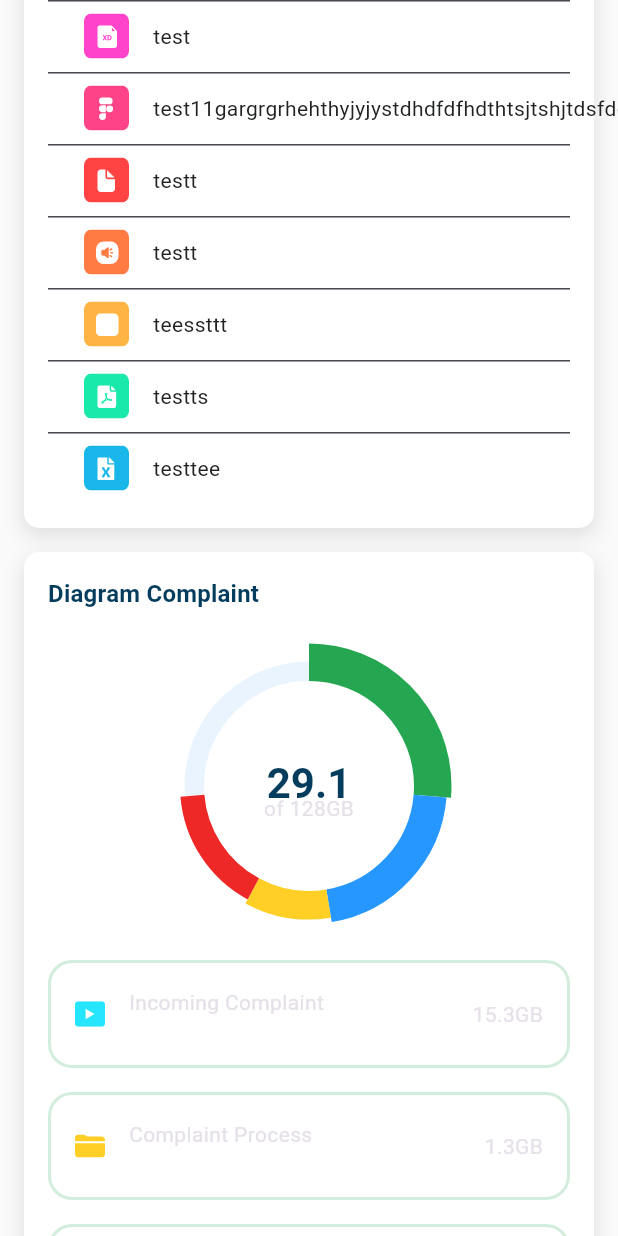
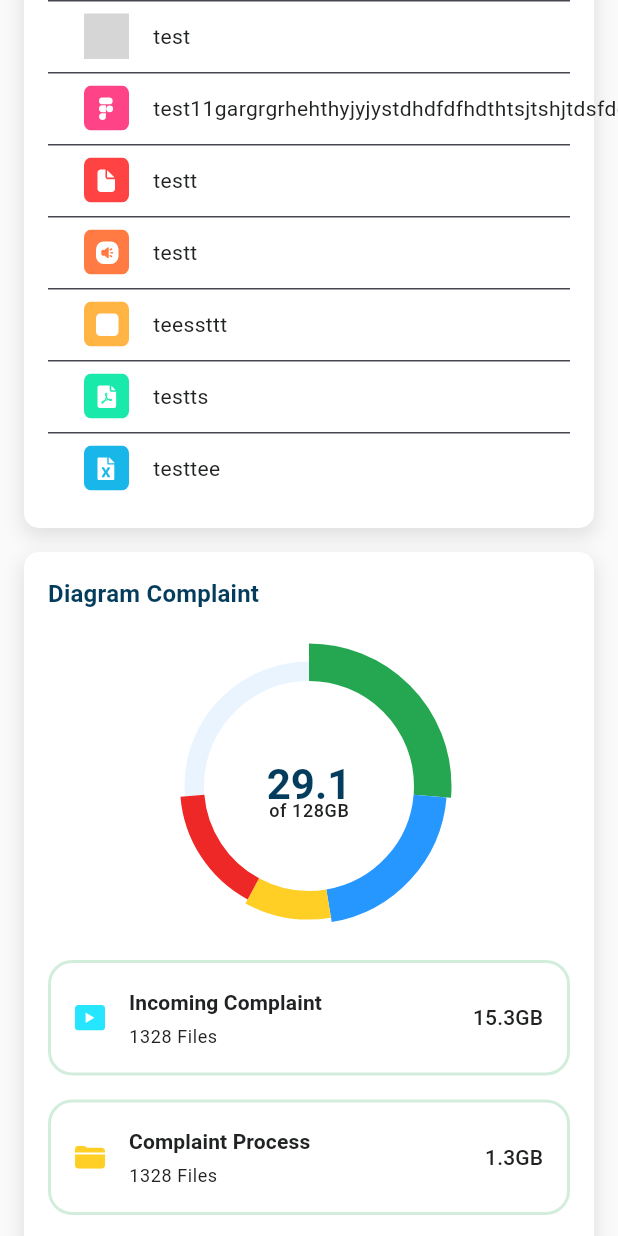
Before and after one commit to marwansaputro/dashboard_admin_pengaduan_flutter, a Flutter app: the screen it shows after launch, scrolled down 576 dp, on a phone screen of 412 x 824 dp. Run offline on Flutter 3.47's test engine with Material 3 defaults, Android fonts, the phone set to English and light mode, and no system bars; drawn by our look-alikes of fl_chart; our stand-ins replace flutter_svg; grey boxes are pictures that could not be loaded.

Commit message:
update dashboard

```diff
--- /dev/null
+++ b/lib/layout/padding.dart
@@ -0,0 +1 @@
+const defaultPadding = 16.0;
--- a/lib/screens/dashboard/components/chart.dart
+++ b/lib/screens/dashboard/components/chart.dart
@@ -1,3 +1,4 @@
+import 'package:admin/layout/padding.dart';
 import 'package:admin/value/theme.dart';
 import 'package:fl_chart/fl_chart.dart';
 import 'package:flutter/material.dart';
@@ -34,7 +35,14 @@ class Chart extends StatelessWidget {
                         height: 0.5,
                       ),
                 ),
-                Text("of 128GB")
+                SizedBox(height: 3),
+                Text(
+                  "of 128GB",
+                  style: Theme.of(context)
+                      .textTheme
+                      .bodySmall!
+                      .copyWith(color: black, fontWeight: FontWeight.w500),
+                )
               ],
             ),
           ),
--- a/lib/screens/dashboard/components/file_info_card.dart
+++ b/lib/screens/dashboard/components/file_info_card.dart
@@ -1,3 +1,4 @@
+import 'package:admin/layout/padding.dart';
 import 'package:admin/models/MyFiles.dart';
 import 'package:admin/value/theme.dart';
 import 'package:flutter/material.dart';
--- a/lib/screens/dashboard/components/header.dart
+++ b/lib/screens/dashboard/components/header.dart
@@ -1,4 +1,5 @@
 import 'package:admin/controllers/MenuAppController.dart';
+import 'package:admin/layout/padding.dart';
 import 'package:admin/responsive.dart';
 import 'package:admin/value/path_image.dart';
 import 'package:admin/value/theme.dart';
--- a/lib/screens/dashboard/components/my_fields.dart
+++ b/lib/screens/dashboard/components/my_fields.dart
@@ -1,3 +1,4 @@
+import 'package:admin/layout/padding.dart';
 import 'package:admin/models/MyFiles.dart';
 import 'package:admin/responsive.dart';
 import 'package:admin/value/theme.dart';
--- a/lib/screens/dashboard/components/recent_files.dart
+++ b/lib/screens/dashboard/components/recent_files.dart
@@ -1,3 +1,4 @@
+import 'package:admin/layout/padding.dart';
 import 'package:admin/models/RecentFile.dart';
 import 'package:admin/value/theme.dart';
 import 'package:flutter/material.dart';
--- a/lib/screens/dashboard/components/storage_details.dart
+++ b/lib/screens/dashboard/components/storage_details.dart
@@ -1,3 +1,4 @@
+import 'package:admin/layout/padding.dart';
 import 'package:admin/value/theme.dart';
 import 'package:flutter/material.dart';
 
--- a/lib/screens/dashboard/components/storage_info_card.dart
+++ b/lib/screens/dashboard/components/storage_info_card.dart
@@ -1,3 +1,4 @@
+import 'package:admin/layout/padding.dart';
 import 'package:admin/value/theme.dart';
 import 'package:flutter/material.dart';
 import 'package:flutter_svg/flutter_svg.dart';
@@ -40,21 +41,32 @@ class StorageInfoCard extends StatelessWidget {
                 children: [
                   Text(
                     title,
+                    style: Theme.of(context)
+                        .textTheme
+                        .titleSmall!
+                        .copyWith(color: black, fontWeight: FontWeight.w600),
                     maxLines: 1,
                     overflow: TextOverflow.ellipsis,
                   ),
+                  SizedBox(height: 5),
                   Text(
                     "$numOfFiles Files",
                     style: Theme.of(context)
                         .textTheme
                         .bodySmall!
-                        .copyWith(color: Colors.white70),
+                        .copyWith(color: black),
                   ),
                 ],
               ),
             ),
           ),
-          Text(amountOfFiles)
+          Text(
+            amountOfFiles,
+            style: Theme.of(context)
+                .textTheme
+                .titleSmall!
+                .copyWith(color: black, fontWeight: FontWeight.w500),
+          )
         ],
       ),
     );
--- a/lib/screens/dashboard/dashboard_screen.dart
+++ b/lib/screens/dashboard/dashboard_screen.dart
@@ -1,6 +1,6 @@
+import 'package:admin/layout/padding.dart';
 import 'package:admin/responsive.dart';
 import 'package:admin/screens/dashboard/components/my_fields.dart';
-import 'package:admin/value/theme.dart';
 import 'package:flutter/material.dart';
 
 import 'components/header.dart';
--- a/lib/value/path_image.dart
+++ b/lib/value/path_image.dart
@@ -14,3 +14,7 @@ const pathIconStar = 'assets/images/icon/staricon.svg';
 const pathIconWhatsapp = 'assets/images/icon/whatsapp.svg';
 const pathIconDashboard = 'assets/images/icons/menu_dashboard.svg';
 const pathIconSearch = 'assets/images/icons/search.svg';
+const pathIconIcoming = 'assets/images/icons/complaint-icon.svg';
+const pathIconProcess = 'assets/images/icons/administrator-developer-icon.svg';
+const pathIconReject = 'assets/images/icons/wrong-file-icon.svg';
+const pathIconCompleted = 'assets/images/icons/right-file-icon.svg';
--- a/lib/value/theme.dart
+++ b/lib/value/theme.dart
@@ -13,8 +13,6 @@ const grey = Color(0xFFFAFAFA);
 const darkGrey = Color(0xFFC3C3C3);
 const Red = Color(0xFFEE2727);
 const Yellow = Color(0xFFFFCF26);
-
-const defaultPadding = 16.0;
 
 final nLightTheme = ThemeData.light().copyWith(
   colorScheme: ColorScheme.fromSeed(
```
Also changed, not shown: lib/models/MyFiles.dart (+5 -4 lines), lib/screens/main/components/side_menu.dart (+16 -16 lines), assets/icons/xd_file.svg (deleted), assets/images/icons/administrator-developer-icon.svg (added), assets/images/icons/complaint-icon.svg (added), assets/images/icons/right-file-icon.svg (added), assets/images/icons/wrong-file-icon.svg (added), pubspec.lock.
